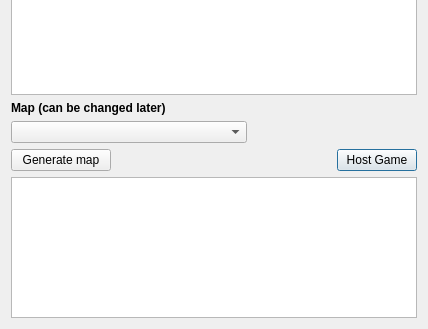
Above: res/games/host.ui from FAForever/client before the change; both pictures show x 0 to 428 and y 163 to 492 of the 428 by 492 pixel window. Below: the same form after it.
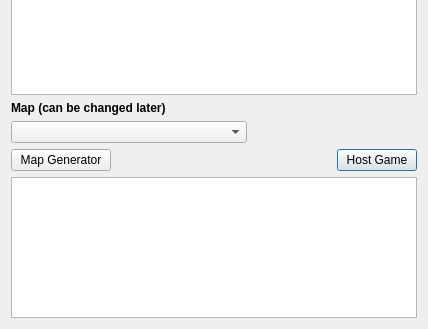
That is the form after the change.

Commit message: Add basic UI for mapgen settings this is just started

Diff of the .ui file:
```diff
--- a/res/games/host.ui
+++ b/res/games/host.ui
@@ -250,7 +250,7 @@
       </size>
      </property>
      <property name="text">
-      <string>Generate map</string>
+      <string>Map Generator</string>
      </property>
     </widget>
    </item>
```
The commit also changes 4 other files.
